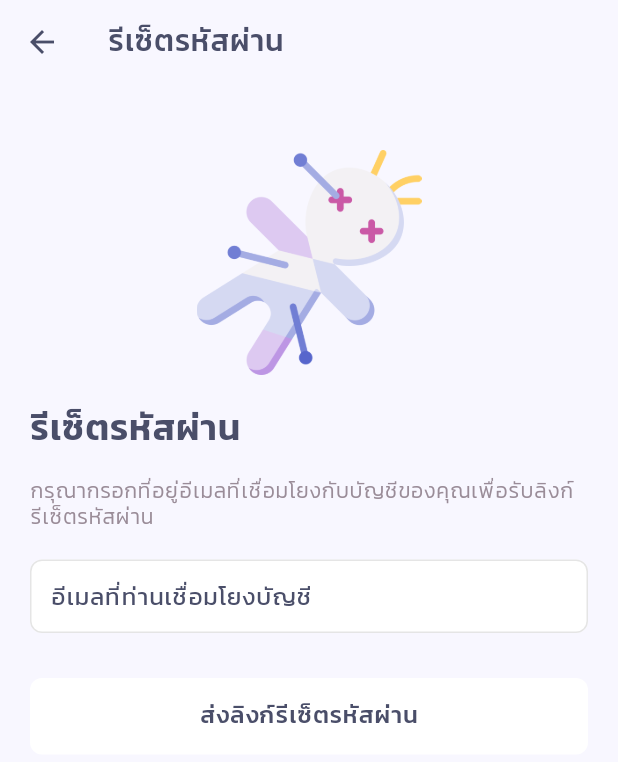
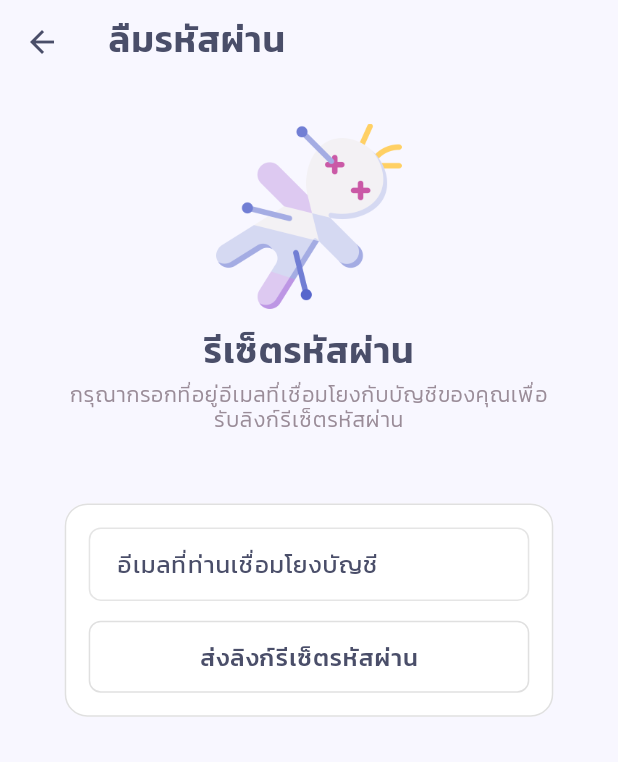
Before and after one commit to pumpkinn7/vocabtree, a Flutter app: the screen it shows after launch, after a tap on "ลืมรหัสผ่าน?", on a phone screen of 412 x 824 dp. Shown: the top 762 px of the screen. Run offline on Flutter 3.47's test engine with Material 3 defaults, Android fonts, the phone set to English and light mode, and no system bars; our stand-ins replace card_swiper, cloud_firestore, firebase_auth, firebase_core, firebase_storage, fl_chart and 5 more; missing offline and left inert: day_night_switcher, translator; accounts and stored records are empty.

Commit message:
Responsive login system done

```diff
--- a/lib/core/utils/responsive_helper.dart
+++ b/lib/core/utils/responsive_helper.dart
@@ -8,23 +8,50 @@ class ResponsiveHelper {
 
   // Responsive width factors
   static double getContentWidth(BuildContext context) {
-    final width = getScreenWidth(context);
-    if (width > 1200) return 0.5; // Desktop
-    if (width > 600) return 0.7; // Tablet
-    return 0.9; // Mobile
+    double screenWidth = MediaQuery.of(context).size.width;
+    // ปรับขนาดความกว้างของเนื้อหาตามขนาดหน้าจอ
+    if (screenWidth > 1200) {
+      return 0.4; // 40% of screen width for large screens
+    } else if (screenWidth > 800) {
+      return 0.6; // 60% of screen width for medium screens
+    } else {
+      return 0.9; // 90% of screen width for small screens
+    }
   }
 
   // Dynamic padding
   static EdgeInsets getScreenPadding(BuildContext context) {
-    final width = getScreenWidth(context);
-    if (width > 1200) return EdgeInsets.all(width * 0.1);
-    if (width > 600) return EdgeInsets.all(width * 0.07);
-    return EdgeInsets.all(width * 0.05);
+    double screenWidth = MediaQuery.of(context).size.width;
+    double horizontalPadding = screenWidth * 0.05;
+    double verticalPadding =
+        getVerticalSpacing(context) * 0.5; // ลดระยะห่างด้านบนลงครึ่งหนึ่ง
+
+    // ปรับ padding ตามขนาดหน้าจอ
+    if (screenWidth > 1200) {
+      horizontalPadding = screenWidth * 0.2; // 20% padding for large screens
+    } else if (screenWidth > 800) {
+      horizontalPadding = screenWidth * 0.1; // 10% padding for medium screens
+    }
+
+    return EdgeInsets.symmetric(
+      horizontal: horizontalPadding,
+      vertical: verticalPadding,
+    );
   }
 
   // Responsive spacing
-  static double getVerticalSpacing(BuildContext context) =>
-      getScreenHeight(context) * 0.02;
+  static double getVerticalSpacing(BuildContext context) {
+    double screenHeight = MediaQuery.of(context).size.height;
+    // ปรับลดค่าเปอร์เซ็นต์ลงตามขนาดหน้าจอ
+    if (screenHeight > 1200) {
+      return screenHeight * 0.03; // 3% for large screens
+    } else if (screenHeight > 800) {
+      return screenHeight * 0.04; // 4% for medium screens
+    } else {
+      return screenHeight * 0.05; // 5% for small screens
+    }
+  }
+
   static double getImageHeight(BuildContext context) =>
       getScreenHeight(context) * 0.2;
 }
--- a/lib/features/auth/screens/forget_password_screen.dart
+++ b/lib/features/auth/screens/forget_password_screen.dart
@@ -3,6 +3,9 @@
 import 'package:firebase_auth/firebase_auth.dart';
 import 'package:flutter/material.dart';
 import 'package:vocabtree/core/theme/text_styles.dart';
+import 'package:vocabtree/core/utils/responsive_helper.dart';
+import 'package:vocabtree/features/auth/widgets/reset_password/reset_password_header.dart';
+import 'package:vocabtree/features/auth/widgets/reset_password/reset_password_form.dart';
 
 class ResetPasswordScreen extends StatefulWidget {
   const ResetPasswordScreen({super.key});
@@ -13,7 +16,6 @@ class ResetPasswordScreen extends StatefulWidget {
 
 class _ResetPasswordScreenState extends State<ResetPasswordScreen> {
   final _emailController = TextEditingController();
-
   final RegExp emailRegex = RegExp(r'^[^@]+@[^@]+\.[^@]+');
 
   Future<void> _resetPassword() async {
@@ -56,7 +58,7 @@ class _ResetPasswordScreenState extends State<ResetPasswordScreen> {
     return Scaffold(
       extendBodyBehindAppBar: true,
       appBar: AppBar(
-        title: const Text('รีเซ็ตรหัสผ่าน'),
+        title: Text('ลืมรหัสผ่าน', style: AppTextStyles.headline),
         leading: IconButton(
           icon: const Icon(Icons.arrow_back),
           onPressed: () => Navigator.pop(context),
@@ -64,62 +66,45 @@ class _ResetPasswordScreenState extends State<ResetPasswordScreen> {
         backgroundColor: Colors.transparent,
         elevation: 0,
       ),
-      body: Padding(
-        padding: const EdgeInsets.symmetric(horizontal: 20),
-        child: SingleChildScrollView(
-          child: Column(
-            crossAxisAlignment: CrossAxisAlignment.start,
-            children: [
-              const SizedBox(height: 100),
-              Center(
-                child: Image.asset(
-                  'assets/icons/Voodoo.png',
-                  height: 150,
-                ),
-              ),
-              const SizedBox(height: 20),
-              Text(
-                'รีเซ็ตรหัสผ่าน',
-                style: AppTextStyles.headline,
-              ),
-              const SizedBox(height: 20),
-              Text(
-                'กรุณากรอกที่อยู่อีเมลที่เชื่อมโยงกับบัญชีของคุณเพื่อรับลิงก์รีเซ็ตรหัสผ่าน',
-                style: AppTextStyles.caption,
-              ),
-              const SizedBox(height: 20),
-              TextField(
-                controller: _emailController,
-                decoration: InputDecoration(
-                  border: OutlineInputBorder(
-                    borderRadius: BorderRadius.circular(10),
-                  ),
-                  labelText: 'อีเมลที่ท่านเชื่อมโยงบัญชี',
-                  labelStyle: AppTextStyles.inputText,
-                  contentPadding:
-                      const EdgeInsets.symmetric(vertical: 15, horizontal: 10),
-                ),
-              ),
-              const SizedBox(height: 30),
-              SizedBox(
-                width: double.infinity,
-                child: ElevatedButton(
-                  onPressed: _resetPassword,
-                  style: ElevatedButton.styleFrom(
-                    padding: const EdgeInsets.symmetric(vertical: 16),
-                    shape: RoundedRectangleBorder(
-                      borderRadius: BorderRadius.circular(8),
+      body: LayoutBuilder(
+        builder: (context, constraints) {
+          return SingleChildScrollView(
+            child: SafeArea(
+              child: Padding(
+                padding: ResponsiveHelper.getScreenPadding(context),
+                child: Center(
+                  child: FractionallySizedBox(
+                    widthFactor: ResponsiveHelper.getContentWidth(context),
+                    child: Column(
+                      mainAxisAlignment: MainAxisAlignment.center,
+                      crossAxisAlignment: CrossAxisAlignment.stretch,
+                      children: [
+                        const ResetPasswordHeader(),
+                        SizedBox(
+                            height:
+                                ResponsiveHelper.getVerticalSpacing(context)),
+                        Card(
+                          elevation: 0,
+                          shape: RoundedRectangleBorder(
+                            borderRadius: BorderRadius.circular(15),
+                            side: BorderSide(color: Colors.grey[300]!),
+                          ),
+                          child: Padding(
+                            padding: const EdgeInsets.all(16.0),
+                            child: ResetPasswordForm(
+                              emailController: _emailController,
+                              onResetPassword: _resetPassword,
+                            ),
+                          ),
+                        ),
+                      ],
                     ),
-                  ),
-                  child: Text(
-                    'ส่งลิงก์รีเซ็ตรหัสผ่าน',
-                    style: AppTextStyles.label,
                   ),
                 ),
               ),
-            ],
-          ),
-        ),
+            ),
+          );
+        },
       ),
     );
   }
--- /dev/null
+++ b/lib/features/auth/widgets/reset_password/reset_password_form.dart
@@ -0,0 +1,60 @@
+import 'package:flutter/material.dart';
+import 'package:vocabtree/core/theme/text_styles.dart';
+import 'package:vocabtree/core/utils/responsive_helper.dart';
+
+class ResetPasswordForm extends StatelessWidget {
+  final TextEditingController emailController;
+  final VoidCallback onResetPassword;
+
+  const ResetPasswordForm({
+    super.key,
+    required this.emailController,
+    required this.onResetPassword,
+  });
+
+  @override
+  Widget build(BuildContext context) {
+    final screenWidth = ResponsiveHelper.getScreenWidth(context);
+    final buttonHeight = screenWidth > 600 ? 56.0 : 48.0;
+
+    return Column(
+      crossAxisAlignment: CrossAxisAlignment.stretch,
+      children: [
+        TextField(
+          controller: emailController,
+          keyboardType: TextInputType.emailAddress,
+          decoration: InputDecoration(
+            border: OutlineInputBorder(
+              borderRadius: BorderRadius.circular(8),
+            ),
+            labelText: 'อีเมลที่ท่านเชื่อมโยงบัญชี',
+            labelStyle: AppTextStyles.inputText,
+            contentPadding: EdgeInsets.symmetric(
+              vertical: 15,
+              horizontal: 15,
+            ),
+          ),
+        ),
+        SizedBox(height: ResponsiveHelper.getVerticalSpacing(context) * 0.4),
+        SizedBox(
+          width: double.infinity,
+          height: buttonHeight,
+          child: ElevatedButton(
+            onPressed: onResetPassword,
+            style: ElevatedButton.styleFrom(
+              padding: const EdgeInsets.symmetric(vertical: 16),
+              shape: RoundedRectangleBorder(
+                borderRadius: BorderRadius.circular(8),
+                side: BorderSide(color: Colors.grey[300]!),
+              ),
+            ),
+            child: Text(
+              'ส่งลิงก์รีเซ็ตรหัสผ่าน',
+              style: AppTextStyles.label,
+            ),
+          ),
+        ),
+      ],
+    );
+  }
+}
--- /dev/null
+++ b/lib/features/auth/widgets/reset_password/reset_password_header.dart
@@ -0,0 +1,43 @@
+import 'package:flutter/material.dart';
+import 'package:vocabtree/core/theme/text_styles.dart';
+import 'package:vocabtree/core/utils/responsive_helper.dart';
+
+class ResetPasswordHeader extends StatelessWidget {
+  const ResetPasswordHeader({super.key});
+
+  @override
+  Widget build(BuildContext context) {
+    final screenHeight = MediaQuery.of(context).size.height;
+    final imageSize = screenHeight * 0.15; // 15% of screen height
+
+    return Container(
+      width: double.infinity,
+      padding: EdgeInsets.symmetric(
+        vertical: ResponsiveHelper.getVerticalSpacing(context) * 0.3,
+      ),
+      child: Column(
+        mainAxisAlignment: MainAxisAlignment.center,
+        crossAxisAlignment: CrossAxisAlignment.center,
+        children: [
+          Image.asset(
+            'assets/icons/Voodoo.png',
+            height: imageSize,
+            fit: BoxFit.contain,
+          ),
+          SizedBox(height: ResponsiveHelper.getVerticalSpacing(context) * 0.4),
+          Text(
+            'รีเซ็ตรหัสผ่าน',
+            style: AppTextStyles.headline,
+            textAlign: TextAlign.center,
+          ),
+          SizedBox(height: ResponsiveHelper.getVerticalSpacing(context) * 0.2),
+          Text(
+            'กรุณากรอกที่อยู่อีเมลที่เชื่อมโยงกับบัญชีของคุณเพื่อรับลิงก์รีเซ็ตรหัสผ่าน',
+            style: AppTextStyles.caption,
+            textAlign: TextAlign.center,
+          ),
+        ],
+      ),
+    );
+  }
+}
```
Also changed, not shown: lib/features/auth/screens/account_success_screen.dart (+15 -13 lines), lib/features/auth/screens/otp_verification_screen.dart (+16 -27 lines), lib/features/auth/screens/register_screen.dart (+7 -15 lines).
